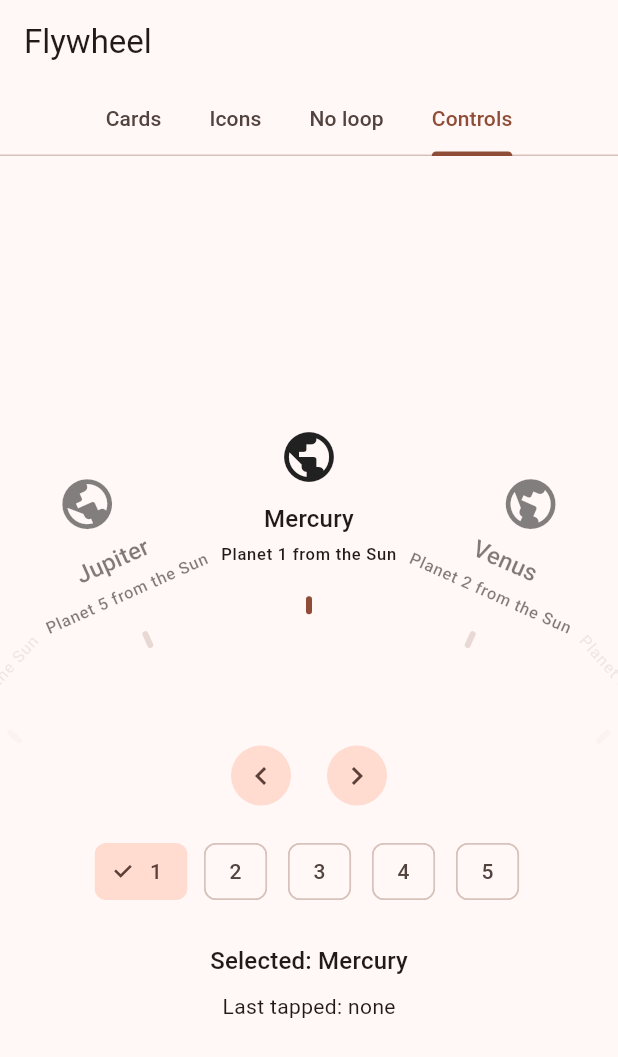
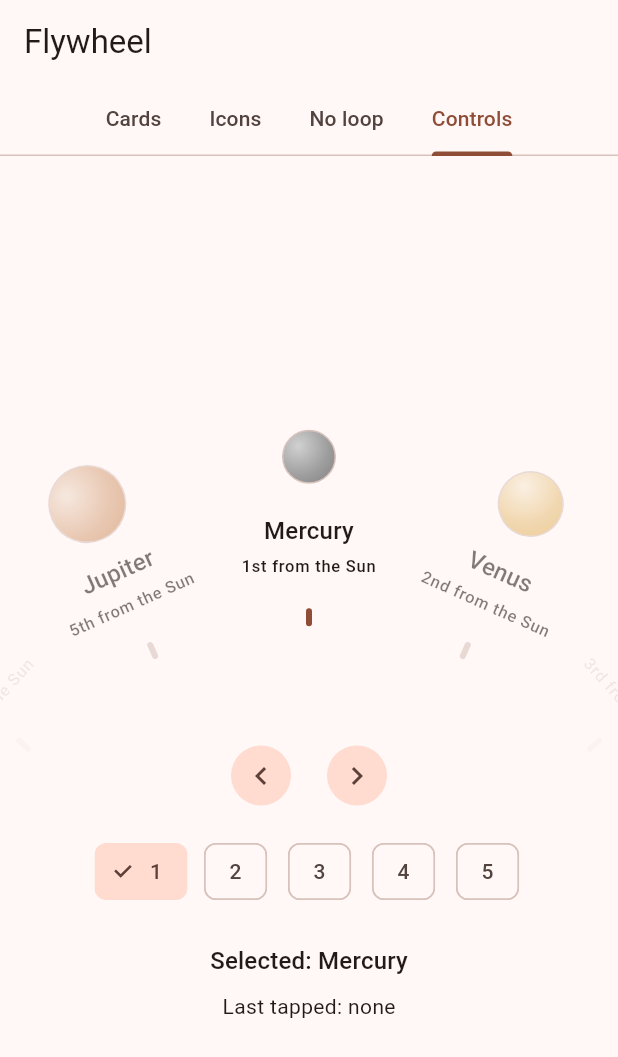
Before and after one commit to LiquidatorCoder/flywheel_carousel, a Flutter app: the screen it shows after launch, tab 4 chosen, on a phone screen of 412 x 824 dp. Shown: the top 1057 px of the screen. Run offline on Flutter 3.47's test engine with Material 3 defaults, Android fonts, the phone set to English and light mode, and no system bars.

Commit message:
chore(example): give each planet its own look in the controls demo
Every planet used the same globe icon and a long 'Planet N from the Sun' subtitle; now each has a coloured, shaded disc sized by planet and an ordinal subtitle.

```diff
--- a/example/lib/demos/controls_demo.dart
+++ b/example/lib/demos/controls_demo.dart
@@ -14,7 +14,14 @@ class ControlsDemo extends StatefulWidget {
 }
 
 class _ControlsDemoState extends State<ControlsDemo> {
-  static const _planets = ['Mercury', 'Venus', 'Earth', 'Mars', 'Jupiter'];
+  static const _planets = [
+    _Planet('Mercury', Color(0xFF9E9E9E), 0.0),
+    _Planet('Venus', Color(0xFFE8C07D), 0.5),
+    _Planet('Earth', Color(0xFF4F86C6), 0.55),
+    _Planet('Mars', Color(0xFFC1440E), 0.25),
+    _Planet('Jupiter', Color(0xFFD8A47F), 1.0),
+  ];
+  static const _ordinals = ['1st', '2nd', '3rd', '4th', '5th'];
 
   final _controller = FlywheelCarouselController();
   int _selected = 0;
@@ -40,16 +47,16 @@ class _ControlsDemoState extends State<ControlsDemo> {
   Widget build(BuildContext context) {
     return DemoBody(
       children: [
-        FlywheelCarousel<String>(
+        FlywheelCarousel<_Planet>(
           items: _planets,
           controller: _controller,
           semanticLabel: 'Planets',
           onTick: HapticFeedback.selectionClick,
-          onItemTap: (i) => setState(() => _lastTapped = _planets[i]),
-          itemBuilder: (context, name, isSelected) => FlywheelItemCard(
-            leading: const Icon(Icons.public, size: 40),
-            title: name,
-            subtitle: 'Planet ${_planets.indexOf(name) + 1} from the Sun',
+          onItemTap: (i) => setState(() => _lastTapped = _planets[i].name),
+          itemBuilder: (context, planet, isSelected) => FlywheelItemCard(
+            leading: _PlanetDisc(planet: planet),
+            title: planet.name,
+            subtitle: '${_ordinals[_planets.indexOf(planet)]} from the Sun',
             selected: isSelected,
           ),
         ),
@@ -88,7 +95,7 @@ class _ControlsDemoState extends State<ControlsDemo> {
           ),
         ),
         const SizedBox(height: 24),
-        Readout('Selected: ${_planets[_selected]}'),
+        Readout('Selected: ${_planets[_selected].name}'),
         const SizedBox(height: 8),
         Text(
           'Last tapped: ${_lastTapped ?? 'none'}',
@@ -98,3 +105,46 @@ class _ControlsDemoState extends State<ControlsDemo> {
     );
   }
 }
+
+/// A planet: [size] is relative, 0 (smallest) to 1 (largest).
+class _Planet {
+  const _Planet(this.name, this.color, this.size);
+
+  final String name;
+  final Color color;
+  final double size;
+}
+
+class _PlanetDisc extends StatelessWidget {
+  const _PlanetDisc({required this.planet});
+
+  final _Planet planet;
+
+  @override
+  Widget build(BuildContext context) {
+    final diameter = 36 + 16 * planet.size;
+    final hsl = HSLColor.fromColor(planet.color);
+    final light = hsl.withLightness((hsl.lightness + 0.2).clamp(0.0, 1.0)).toColor();
+    final dark = hsl.withLightness((hsl.lightness - 0.12).clamp(0.0, 1.0)).toColor();
+    return SizedBox(
+      width: 56,
+      height: 56,
+      child: Center(
+        child: Container(
+          width: diameter,
+          height: diameter,
+          decoration: BoxDecoration(
+            shape: BoxShape.circle,
+            gradient: RadialGradient(
+              center: const Alignment(-0.4, -0.4),
+              radius: 1.0,
+              colors: [light, planet.color, dark],
+              stops: const [0.0, 0.55, 1.0],
+            ),
+            border: Border.all(color: Theme.of(context).colorScheme.outlineVariant),
+          ),
+        ),
+      ),
+    );
+  }
+}
```
